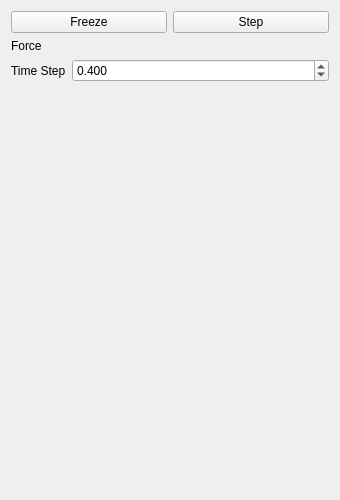
First picture: the form in smoke/view/simulationtab.ui, repository bvanloon/Scientific-Visualization, before the edit.
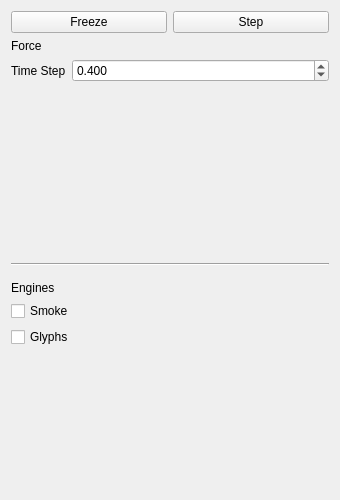
Second picture: the form after the edit. Custom widgets are drawn as their Qt base class.

Commit message: Added engine buttons

Patch:
```diff
--- a/smoke/view/simulationtab.ui
+++ b/smoke/view/simulationtab.ui
@@ -84,6 +84,45 @@
      </item>
     </layout>
    </item>
+   <item>
+    <widget class="Line" name="line_2">
+     <property name="orientation">
+      <enum>Qt::Horizontal</enum>
+     </property>
+    </widget>
+   </item>
+   <item>
+    <layout class="QFormLayout" name="formLayout_4">
+     <item row="1" column="0">
+      <widget class="QLabel" name="engineLabel">
+       <property name="text">
+        <string>Engines</string>
+       </property>
+      </widget>
+     </item>
+     <item row="2" column="0">
+      <widget class="QCheckBox" name="smokeCheckBox">
+       <property name="text">
+        <string>Smoke</string>
+       </property>
+      </widget>
+     </item>
+     <item row="3" column="0">
+      <widget class="QCheckBox" name="glyphsCheckBox">
+       <property name="text">
+        <string>Glyphs</string>
+       </property>
+      </widget>
+     </item>
+     <item row="0" column="0">
+      <widget class="Line" name="line">
+       <property name="orientation">
+        <enum>Qt::Horizontal</enum>
+       </property>
+      </widget>
+     </item>
+    </layout>
+   </item>
   </layout>
  </widget>
  <customwidgets>
```
